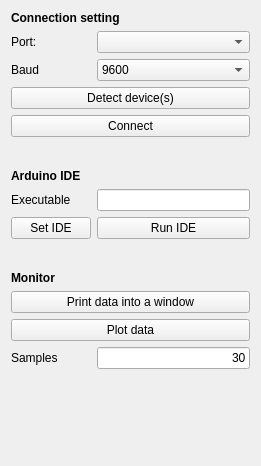
Before: the Qt Designer form ArduinoConnect/Resources/UI/ArduinoConnect.ui in pzaffino/SlicerArduinoController, drawn with Qt 5.
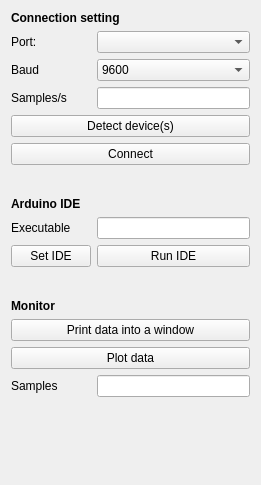
After: the same form once the commit is applied.

Commit message: Add frequency sampling option

What changed in the file:
```diff
--- a/ArduinoConnect/Resources/UI/ArduinoConnect.ui
+++ b/ArduinoConnect/Resources/UI/ArduinoConnect.ui
@@ -7,7 +7,7 @@
     <x>0</x>
     <y>0</y>
     <width>261</width>
-    <height>466</height>
+    <height>485</height>
    </rect>
   </property>
   <layout class="QFormLayout" name="formLayout">
@@ -42,7 +42,7 @@
      </item>
     </widget>
    </item>
-   <item row="5" column="0" colspan="2">
+   <item row="6" column="0" colspan="2">
     <widget class="QPushButton" name="detectDevice">
      <property name="toolTip">
       <string>Detect the device connected</string>
@@ -61,7 +61,7 @@
      </property>
     </widget>
    </item>
-   <item row="6" column="0" colspan="2">
+   <item row="7" column="0" colspan="2">
     <widget class="QPushButton" name="connectButton">
      <property name="toolTip">
       <string>Run the algorithm.</string>
@@ -77,7 +77,7 @@
      </property>
     </widget>
    </item>
-   <item row="8" column="0" colspan="2">
+   <item row="9" column="0" colspan="2">
     <widget class="QLabel" name="IDELabel">
      <property name="font">
       <font>
@@ -90,21 +90,21 @@
      </property>
     </widget>
    </item>
-   <item row="9" column="0">
+   <item row="10" column="0">
     <widget class="QLabel" name="IDEExeLabel">
      <property name="text">
       <string>Executable</string>
      </property>
     </widget>
    </item>
-   <item row="12" column="0">
+   <item row="13" column="0">
     <widget class="QPushButton" name="setIDEButton">
      <property name="text">
       <string>Set IDE</string>
      </property>
     </widget>
    </item>
-   <item row="12" column="1">
+   <item row="13" column="1">
     <widget class="QPushButton" name="runIDEButton">
      <property name="text">
       <string>Run IDE</string>
@@ -124,7 +124,7 @@
      </property>
     </widget>
    </item>
-   <item row="7" column="0" colspan="2">
+   <item row="8" column="0" colspan="2">
     <spacer name="horizontalSpacer">
      <property name="orientation">
       <enum>Qt::Horizontal</enum>
@@ -137,14 +137,14 @@
      </property>
     </spacer>
    </item>
-   <item row="9" column="1">
+   <item row="10" column="1">
     <widget class="QLineEdit" name="IDEPathText">
      <property name="readOnly">
       <bool>true</bool>
      </property>
     </widget>
    </item>
-   <item row="14" column="0">
+   <item row="15" column="0">
     <widget class="QLabel" name="label">
      <property name="font">
       <font>
@@ -157,7 +157,7 @@
      </property>
     </widget>
    </item>
-   <item row="13" column="0" colspan="2">
+   <item row="14" column="0" colspan="2">
     <spacer name="horizontalSpacer2">
      <property name="orientation">
       <enum>Qt::Horizontal</enum>
@@ -170,14 +170,14 @@
      </property>
     </spacer>
    </item>
-   <item row="15" column="0" colspan="2">
+   <item row="16" column="0" colspan="2">
     <widget class="QPushButton" name="monitorButton">
      <property name="text">
       <string>Print data into a window</string>
      </property>
     </widget>
    </item>
-   <item row="16" column="0" colspan="2">
+   <item row="17" column="0" colspan="2">
     <widget class="QPushButton" name="plotterButton">
      <property name="text">
       <string>Plot data</string>
@@ -187,26 +187,40 @@
      </property>
     </widget>
    </item>
-   <item row="17" column="0">
+   <item row="18" column="0">
     <widget class="QLabel" name="labelSamples">
      <property name="text">
       <string>Samples</string>
      </property>
     </widget>
    </item>
-   <item row="17" column="1">
+   <item row="18" column="1">
     <widget class="QLineEdit" name="samplesToPlotText">
      <property name="layoutDirection">
       <enum>Qt::LeftToRight</enum>
      </property>
      <property name="text">
-      <string>30</string>
+      <string/>
      </property>
      <property name="alignment">
       <set>Qt::AlignRight|Qt::AlignTrailing|Qt::AlignVCenter</set>
      </property>
     </widget>
    </item>
+   <item row="3" column="0">
+    <widget class="QLabel" name="labelSamplesPerSecond">
+     <property name="text">
+      <string>Samples/s</string>
+     </property>
+    </widget>
+   </item>
+   <item row="3" column="1">
+    <widget class="QLineEdit" name="samplesPerSecondText">
+     <property name="alignment">
+      <set>Qt::AlignRight|Qt::AlignTrailing|Qt::AlignVCenter</set>
+     </property>
+    </widget>
+   </item>
   </layout>
  </widget>
  <resources/>
```
The commit also changes 1 other file.
